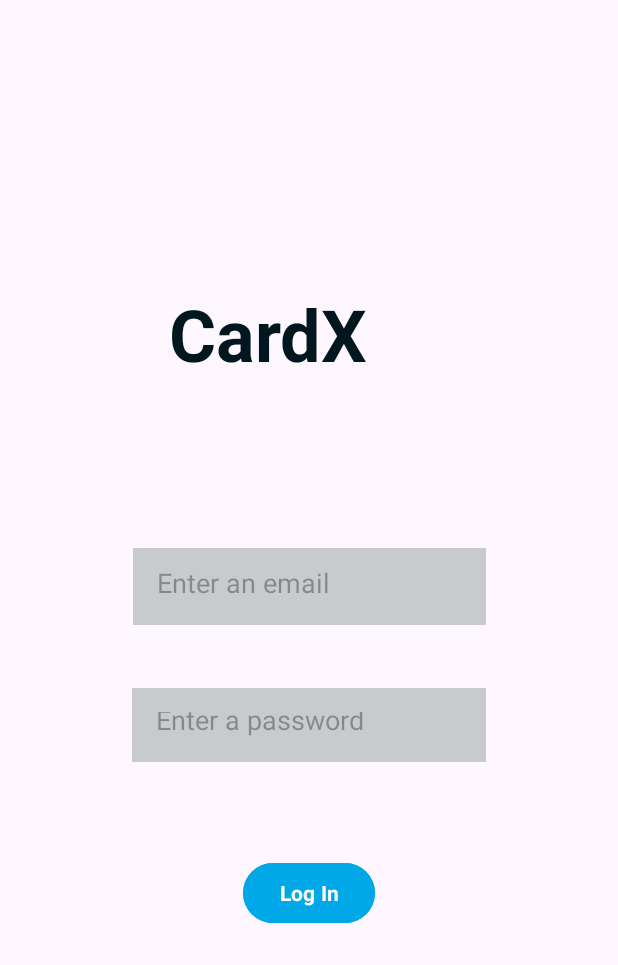
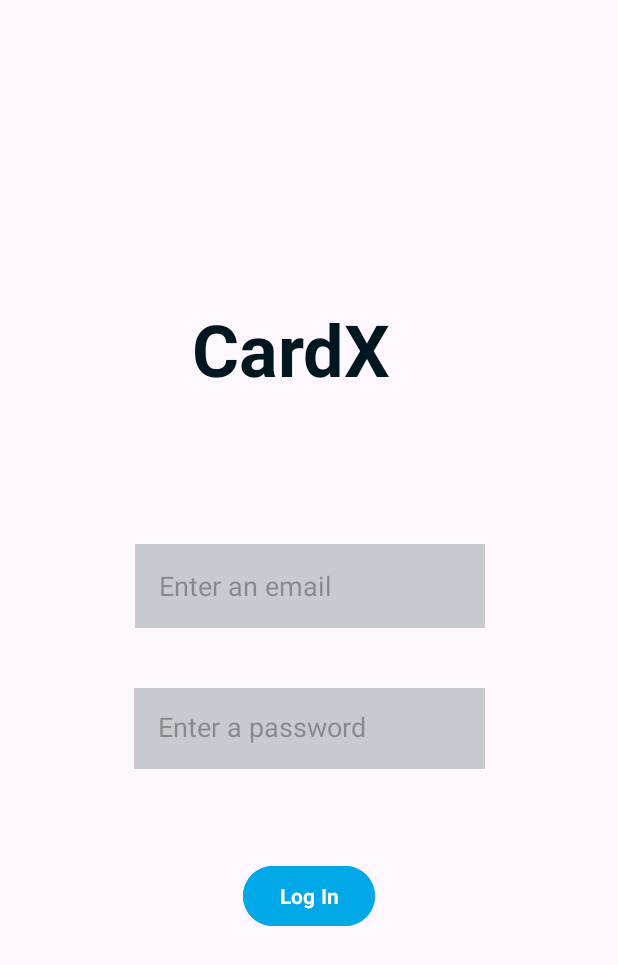
Before and after one commit to Stonecoled5/CardX, an Android app: the LoginActivity screen opened directly, with no data from a screen before it, on a phone screen of 412 x 824 dp. Shown: the top 965 px of the screen. Run offline under Robolectric (Android 15) with nearby library versions, the phone set to English and light mode, and no system bars; Roboto replaces fonts that are not available here.

Commit message:
Bug fixes

```diff
--- a/app/src/main/res/layout/activity_login.xml
+++ b/app/src/main/res/layout/activity_login.xml
@@ -10,27 +10,29 @@
         android:id="@+id/textViewAppName"
         android:layout_width="wrap_content"
         android:layout_height="wrap_content"
-        android:layout_marginStart="24dp"
-        android:layout_marginTop="190dp"
+        android:layout_marginStart="128dp"
+        android:layout_marginTop="200dp"
         android:fontFamily="sans-serif"
         android:text="CardX"
         android:textColor="@color/darkBlue"
         android:textSize="48sp"
         android:textStyle="bold"
-        app:layout_constraintStart_toStartOf="@+id/editTextEmail"
+        app:layout_constraintStart_toStartOf="parent"
         app:layout_constraintTop_toTopOf="parent" />
 
     <EditText
         android:id="@+id/editTextEmail"
-        android:layout_width="235dp"
-        android:layout_height="51dp"
+        android:layout_width="233dp"
+        android:layout_height="56dp"
         android:layout_marginStart="16dp"
         android:layout_marginTop="350dp"
         android:layout_marginEnd="16dp"
         android:layout_marginBottom="27dp"
+        android:inputType="textEmailAddress"
         android:background="#C7CBCD"
         android:hint="Enter an email"
         android:padding="16dp"
+
         app:layout_constraintBottom_toTopOf="@+id/editTextPassword"
         app:layout_constraintEnd_toEndOf="@+id/editTextPassword"
         app:layout_constraintStart_toStartOf="@+id/editTextPassword"
@@ -38,14 +40,15 @@
 
     <EditText
         android:id="@+id/editTextPassword"
-        android:layout_width="236dp"
-        android:layout_height="49dp"
+        android:layout_width="234dp"
+        android:layout_height="54dp"
         android:layout_marginStart="16dp"
         android:layout_marginEnd="16dp"
         android:layout_marginBottom="48dp"
         android:background="#C7CBCD"
         android:hint="Enter a password"
         android:padding="16dp"
+        android:inputType="textPassword"
         app:layout_constraintBottom_toTopOf="@+id/buttonLogin"
         app:layout_constraintEnd_toEndOf="parent"
         app:layout_constraintStart_toStartOf="parent"
```
